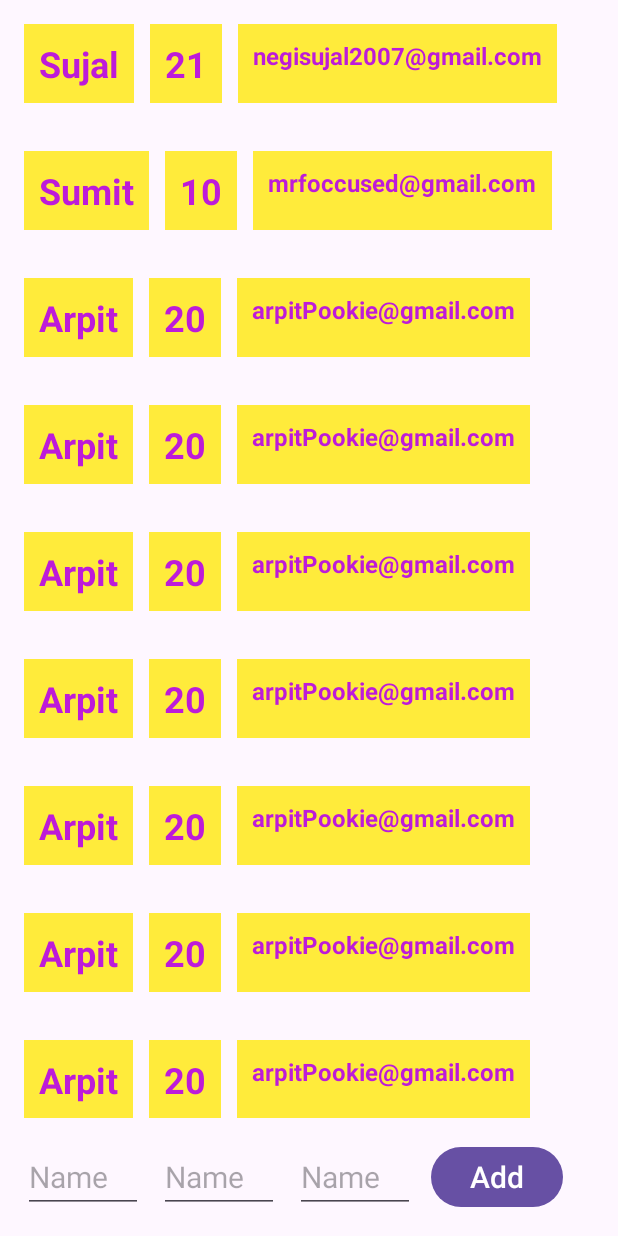
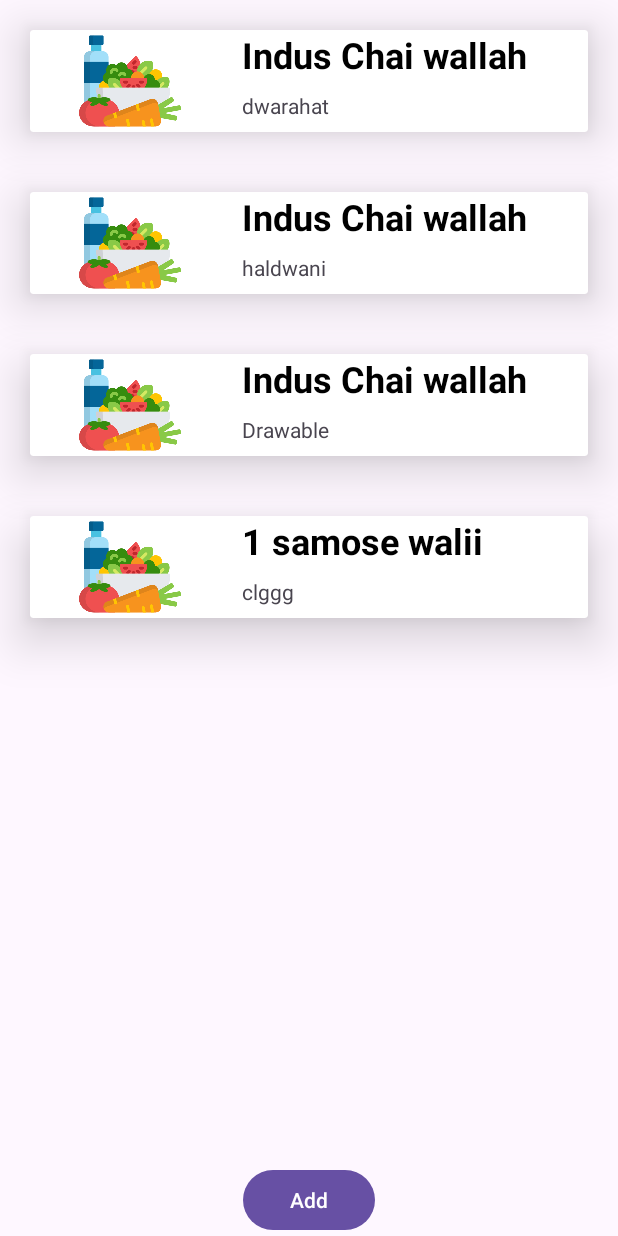
Before and after one commit to SujalSinghNegi/privateProjectsApp, an Android app: the screen it shows after launch (MainActivity), after a tap on "Add", on a phone screen of 412 x 824 dp. Run offline under Robolectric (Android 15) with nearby library versions, the phone set to English and light mode, and no system bars.

Commit message:
Rv adapter Added the button to add the item

```diff
--- /dev/null
+++ b/app/src/main/java/com/example/myrv/Constant.kt
@@ -0,0 +1,20 @@
+package com.example.myrv
+
+import kotlin.collections.addAll
+
+object Constant {
+    internal var itemData: ArrayList<ItemData> = ArrayList()
+    fun getData(): ArrayList<ItemData> {
+        itemData.addAll(
+            arrayListOf(
+                ItemData(R.drawable.diet, "Indus Chai wallah", "dwarahat"),
+                ItemData(R.drawable.diet, "Indus Chai wallah", "haldwani"),
+                ItemData(R.drawable.diet, "Indus Chai wallah", "Drawable")
+            )
+        )
+        return itemData
+    }
+    fun addItem(item: ItemData){
+        itemData.add(item)
+    }
+}
--- a/app/src/main/java/com/example/myrv/ItemData.kt
+++ b/app/src/main/java/com/example/myrv/ItemData.kt
@@ -1,4 +1,4 @@
 package com.example.myrv
 
 
-data class ItemData(val name:String, val age:Int, val email: String)
+data class ItemData(val image:Int, val name:String, val address: String)
--- a/app/src/main/java/com/example/myrv/MainActivity.kt
+++ b/app/src/main/java/com/example/myrv/MainActivity.kt
@@ -7,10 +7,11 @@ import androidx.appcompat.app.AppCompatActivity
 import androidx.core.view.ViewCompat
 import androidx.core.view.WindowInsetsCompat
 import androidx.recyclerview.widget.LinearLayoutManager
+
 import com.example.myrv.databinding.ActivityMainBinding
 
 class MainActivity : AppCompatActivity() {
-    private var itemData: ArrayList<ItemData> = ArrayList() // Correctly declared at class level
+
     private lateinit var binding: ActivityMainBinding
 
     override fun onCreate(savedInstanceState: Bundle?) {
@@ -25,45 +26,20 @@ class MainActivity : AppCompatActivity() {
             insets
         }
 
-        // ✅ Correctly adding data to itemData list
-        itemData.addAll(
-            arrayListOf(
-                ItemData("Sujal", 21, "negisujal2007@gmail.com"),
-                ItemData("Sumit", 10, "mrfoccused@gmail.com"),
-                ItemData("Arpit", 20, "arpitPookie@gmail.com"),
-                ItemData("Arpit", 20, "arpitPookie@gmail.com"),
-                ItemData("Arpit", 20, "arpitPookie@gmail.com"),
-                ItemData("Arpit", 20, "arpitPookie@gmail.com"),
-                ItemData("Arpit", 20, "arpitPookie@gmail.com"),
-                ItemData("Arpit", 20, "arpitPookie@gmail.com"),
-                ItemData("Arpit", 20, "arpitPookie@gmail.com"),
-                ItemData("Arpit", 20, "arpitPookie@gmail.com"),
-                ItemData("Arpit", 20, "arpitPookie@gmail.com"),
-                ItemData("Arpit", 20, "arpitPookie@gmail.com"),
-                ItemData("Arpit", 20, "arpitPookie@gmail.com"),
-                ItemData("Arpit", 20, "arpitPookie@gmail.com"),
-                ItemData("Arpit", 20, "arpitPookie@gmail.com"),
-                ItemData("Arpit", 20, "arpitPookie@gmail.com")
-            )
-        )
 
-        // ✅ Correctly setting up RecyclerView
         binding.recycle1.apply {
             layoutManager = LinearLayoutManager(this@MainActivity)
             setHasFixedSize(true) // Fixed this
-            adapter = RvAdapter(itemData)
+            adapter = RvAdapter(Constant.getData())
         }
+        var cnt: Int = 1
         binding.addButton.setOnClickListener {
-            val name = binding.addNameText.text.toString()
-            val age = binding.addAgeText.text.toString().toIntOrNull()
-            val email = binding.addEmailText.text.toString()
-            if (name.isNotEmpty() && age != null && email.isNotEmpty()) {
-                itemData.add(ItemData(name, age, email))
-                binding.recycle1.adapter?.notifyItemInserted(itemData.size - 1)
-                binding.addNameText.text.clear()
-                binding.addAgeText.text.clear()
-                binding.addEmailText.text.clear()
-            }
+            Constant.addItem(ItemData(R.drawable.diet, "$cnt samose walii", "clggg"))
+            cnt++
+            binding.recycle1.adapter?.notifyDataSetChanged()
+
         }
+
+
     }
 }
--- a/app/src/main/java/com/example/myrv/RvAdapter.kt
+++ b/app/src/main/java/com/example/myrv/RvAdapter.kt
@@ -2,6 +2,7 @@ package com.example.myrv
 
 import android.view.LayoutInflater
 import android.view.ViewGroup
+import android.widget.Toast
 import androidx.recyclerview.widget.RecyclerView
 import com.example.myrv.databinding.RvItemLayoutBinding
 
@@ -10,6 +11,7 @@ class RvAdapter (val userList: ArrayList<ItemData>):RecyclerView.Adapter<RvAdapt
         parent: ViewGroup,
         viewType: Int
     ): ViewHolder {
+
         val itemBinding=RvItemLayoutBinding.inflate(LayoutInflater.from(parent.context),parent,false)
         return ViewHolder(itemBinding)
     }
@@ -18,10 +20,12 @@ class RvAdapter (val userList: ArrayList<ItemData>):RecyclerView.Adapter<RvAdapt
         holder: ViewHolder,
         position: Int
     ) {
-        holder.binding.rvText.text=userList[position].name
-        holder.binding.rvAge.text=userList[position].age.toString()
-        holder.binding.rvEmail.text=userList[position].email
-
+        holder.binding.profile.setImageResource(userList[position].image)
+        holder.binding.name.text=userList[position].name
+        holder.binding.address.text=userList[position].address
+        holder.itemView.setOnClickListener {
+            Toast.makeText(holder.itemView.context,userList[position].name,Toast.LENGTH_SHORT).show()
+        }
       holder.bind(userList[position])
 
     }
@@ -32,9 +36,9 @@ class RvAdapter (val userList: ArrayList<ItemData>):RecyclerView.Adapter<RvAdapt
 
     inner class ViewHolder(val binding: RvItemLayoutBinding): RecyclerView.ViewHolder(binding.root){
         fun bind(user:ItemData){
-            binding.rvText.text=user.name
-            binding.rvAge.text=user.age.toString()
-            binding.rvEmail.text=user.email
+            binding.profile.setImageResource(user.image)
+            binding.name.text=user.name
+            binding.address.text=user.address
 
         }
     }
--- a/app/src/main/res/layout/activity_main.xml
+++ b/app/src/main/res/layout/activity_main.xml
@@ -11,57 +11,66 @@
         android:id="@+id/recycle_1"
         android:layout_width="match_parent"
         android:layout_height="0dp"
-        app:layout_constraintBottom_toTopOf="@+id/linearLayout"
+        app:layout_constraintBottom_toTopOf="@+id/addButton"
         app:layout_constraintEnd_toEndOf="parent"
         app:layout_constraintStart_toStartOf="parent"
+
         app:layout_constraintTop_toTopOf="parent"
+        tools:listitem="@layout/rv_item_layout" />
 
-        />
-
-    <LinearLayout
-        android:id="@+id/linearLayout"
-        android:layout_width="match_parent"
+    <Button
+        android:id="@+id/addButton"
+        android:layout_width="wrap_content"
         android:layout_height="wrap_content"
-        android:orientation="horizontal"
-        android:padding="10dp"
+        android:text="Add"
         app:layout_constraintBottom_toBottomOf="parent"
         app:layout_constraintEnd_toEndOf="parent"
-        app:layout_constraintStart_toStartOf="parent">
+        app:layout_constraintStart_toStartOf="parent" />
 
-        <EditText
-            android:id="@+id/addNameText"
-            android:layout_width="80dp"
-            android:layout_height="wrap_content"
-            android:layout_margin="5dp"
-            android:hint="Name"
-            android:textSize="20sp" />
+    <!--    <LinearLayout-->
+<!--        android:id="@+id/linearLayout"-->
+<!--        android:layout_width="match_parent"-->
+<!--        android:layout_height="wrap_content"-->
+<!--        android:orientation="horizontal"-->
+<!--        android:padding="10dp"-->
+<!--        app:layout_constraintBottom_toBottomOf="parent"-->
+<!--        app:layout_constraintEnd_toEndOf="parent"-->
+<!--        app:layout_constraintStart_toStartOf="parent">-->
 
-        <EditText
-            android:id="@+id/addAgeText"
-            android:layout_width="80dp"
-            android:layout_height="wrap_content"
-            android:layout_margin="5dp"
-            android:hint="Name"
-            android:textSize="20sp" />
+<!--        <EditText-->
+<!--            android:id="@+id/addNameText"-->
+<!--            android:layout_width="80dp"-->
+<!--            android:layout_height="wrap_content"-->
+<!--            android:layout_margin="5dp"-->
+<!--            android:hint="Name"-->
+<!--            android:textSize="20sp" />-->
+
+<!--        <EditText-->
+<!--            android:id="@+id/addAgeText"-->
+<!--            android:layout_width="80dp"-->
+<!--            android:layout_height="wrap_content"-->
+<!--            android:layout_margin="5dp"-->
+<!--            android:hint="Name"-->
+<!--            android:textSize="20sp" />-->
 
 
-        <EditText
-            android:id="@+id/addEmailText"
-            android:layout_width="80dp"
-            android:layout_height="wrap_content"
-            android:layout_margin="5dp"
-            android:hint="Name"
-            android:textSize="20sp" />
+<!--        <EditText-->
+<!--            android:id="@+id/addEmailText"-->
+<!--            android:layout_width="80dp"-->
+<!--            android:layout_height="wrap_content"-->
+<!--            android:layout_margin="5dp"-->
+<!--            android:hint="Name"-->
+<!--            android:textSize="20sp" />-->
 
-        <Button
-            android:id="@+id/addButton"
-            android:layout_width="wrap_content"
-            android:layout_height="wrap_content"
-            android:layout_margin="5dp"
-            android:padding="0dp"
-            android:text="Add"
+<!--        <Button-->
+<!--            android:id="@+id/addButton"-->
+<!--            android:layout_width="wrap_content"-->
+<!--            android:layout_height="wrap_content"-->
+<!--            android:layout_margin="5dp"-->
+<!--            android:padding="0dp"-->
+<!--            android:text="Add"-->
 
-            android:textSize="20sp" />
+<!--            android:textSize="20sp" />-->
 
-    </LinearLayout>
+<!--    </LinearLayout>-->
 </androidx.constraintlayout.widget.ConstraintLayout>
--- a/app/src/main/res/layout/rv_item_layout.xml
+++ b/app/src/main/res/layout/rv_item_layout.xml
@@ -1,57 +1,56 @@
 <?xml version="1.0" encoding="utf-8"?>
-<LinearLayout xmlns:android="http://schemas.android.com/apk/res/android"
+<androidx.cardview.widget.CardView xmlns:android="http://schemas.android.com/apk/res/android"
     xmlns:app="http://schemas.android.com/apk/res-auto"
     xmlns:tools="http://schemas.android.com/tools"
     android:layout_width="match_parent"
     android:layout_height="wrap_content"
-    android:orientation="horizontal"
-    android:layout_margin="5dp"
-    android:padding="5dp"
-    >
+    android:layout_margin="20dp"
+    app:cardElevation="20dp">
 
-    <TextView
-        android:id="@+id/rv_text"
-        android:layout_width="wrap_content"
-        android:layout_height="wrap_content"
-        android:layout_margin="5dp"
+    <androidx.constraintlayout.widget.ConstraintLayout
+        android:layout_width="match_parent"
+        android:layout_height="match_parent">
 
-        android:background="#FFEB3B"
-        android:padding="10dp"
-        android:text="name"
-        android:textColor="#BD1BD9"
-        android:textSize="24sp"
-        android:textStyle="bold"
+        <ImageView
+            android:id="@+id/profile"
+            android:layout_width="133dp"
+            android:layout_height="0dp"
+            android:src="@drawable/diet"
+            app:layout_constraintBottom_toBottomOf="parent"
+            app:layout_constraintStart_toStartOf="parent"
+            app:layout_constraintTop_toTopOf="parent">
+
+        </ImageView>
+
+        <TextView
+            android:id="@+id/name"
+            android:layout_width="224dp"
+            android:layout_height="wrap_content"
+            android:layout_marginStart="8dp"
+            android:text="Restraunt Name"
+            android:textColor="@color/black"
+            android:textSize="24sp"
+            android:textStyle="bold"
+            app:layout_constraintBottom_toBottomOf="parent"
+            app:layout_constraintStart_toEndOf="@+id/profile"
+            app:layout_constraintTop_toTopOf="parent"
+            app:layout_constraintVertical_bias="0.0" />
+
+        <TextView
+            android:id="@+id/address"
+            android:layout_width="wrap_content"
+            android:layout_height="wrap_content"
+            android:layout_marginTop="8dp"
+            android:layout_marginBottom="8dp"
+            android:text="Address"
+            android:textSize="14sp"
+            app:layout_constraintBottom_toBottomOf="parent"
+            app:layout_constraintEnd_toEndOf="@+id/name"
+            app:layout_constraintHorizontal_bias="0.0"
+            app:layout_constraintStart_toStartOf="@+id/name"
+            app:layout_constraintTop_toBottomOf="@+id/name" />
 
 
-        />
+    </androidx.constraintlayout.widget.ConstraintLayout>
 
-    <TextView
-        android:id="@+id/rv_age"
-        android:layout_width="wrap_content"
-        android:layout_height="match_parent"
-        android:layout_marginEnd="56dp"
-        android:text="age"
-        android:layout_margin="5dp"
-        android:textColor="#BD1BD9"
-        android:background="#FFEB3B"
-        android:padding="10dp"
-        android:textSize="24sp"
-        android:textStyle="bold"
-      />
-
-    <TextView
-        android:id="@+id/rv_email"
-        android:layout_width="wrap_content"
-        android:layout_height="match_parent"
-        android:layout_marginEnd="48dp"
-        android:text="mail"
-        android:layout_margin="5dp"
-        android:textColor="#BD1BD9"
-        android:background="#FFEB3B"
-        android:padding="10dp"
-        android:textSize="16sp"
-        android:textStyle="bold"
-     />
-
-
-</LinearLayout>
+</androidx.cardview.widget.CardView>
```
Also changed, not shown: app/src/main/res/drawable/diet.png (added).
